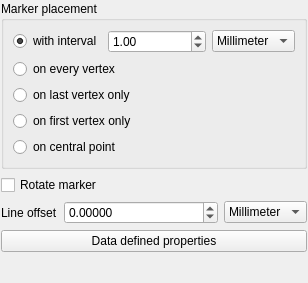
qgis/QGIS, file src/ui/symbollayer/widget_markerline.ui: the form before one commit.
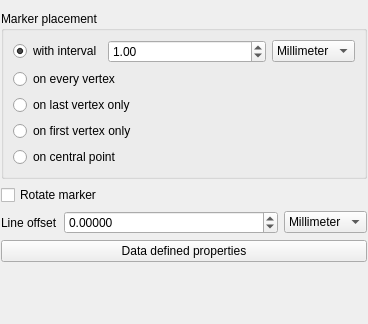
The form after the commit.

Patch:
```diff
--- a/src/ui/symbollayer/widget_markerline.ui
+++ b/src/ui/symbollayer/widget_markerline.ui
@@ -6,8 +6,8 @@
    <rect>
     <x>0</x>
     <y>0</y>
-    <width>308</width>
-    <height>283</height>
+    <width>368</width>
+    <height>324</height>
    </rect>
   </property>
   <property name="windowTitle">
@@ -17,7 +17,16 @@
    <property name="fieldGrowthPolicy">
     <enum>QFormLayout::AllNonFixedFieldsGrow</enum>
    </property>
-   <property name="margin">
+   <property name="labelAlignment">
+    <set>Qt::AlignLeading|Qt::AlignLeft|Qt::AlignTop</set>
+   </property>
+   <property name="leftMargin">
+    <number>1</number>
+   </property>
+   <property name="rightMargin">
+    <number>1</number>
+   </property>
+   <property name="bottomMargin">
     <number>1</number>
    </property>
    <item row="0" column="0" colspan="2">
```
